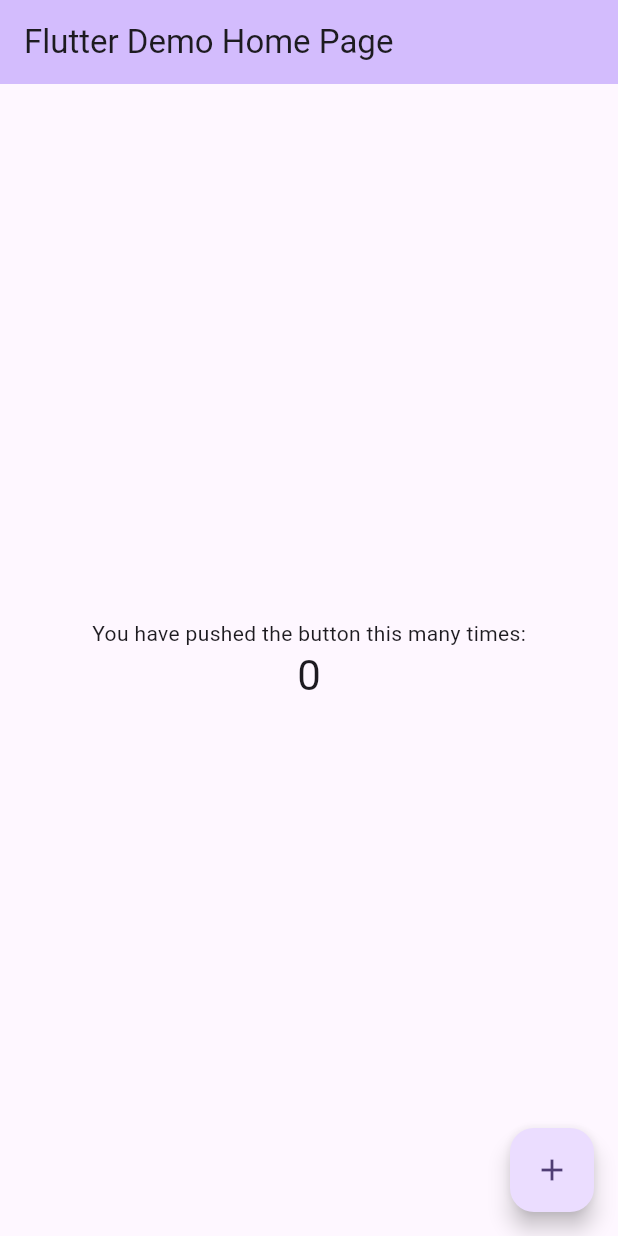
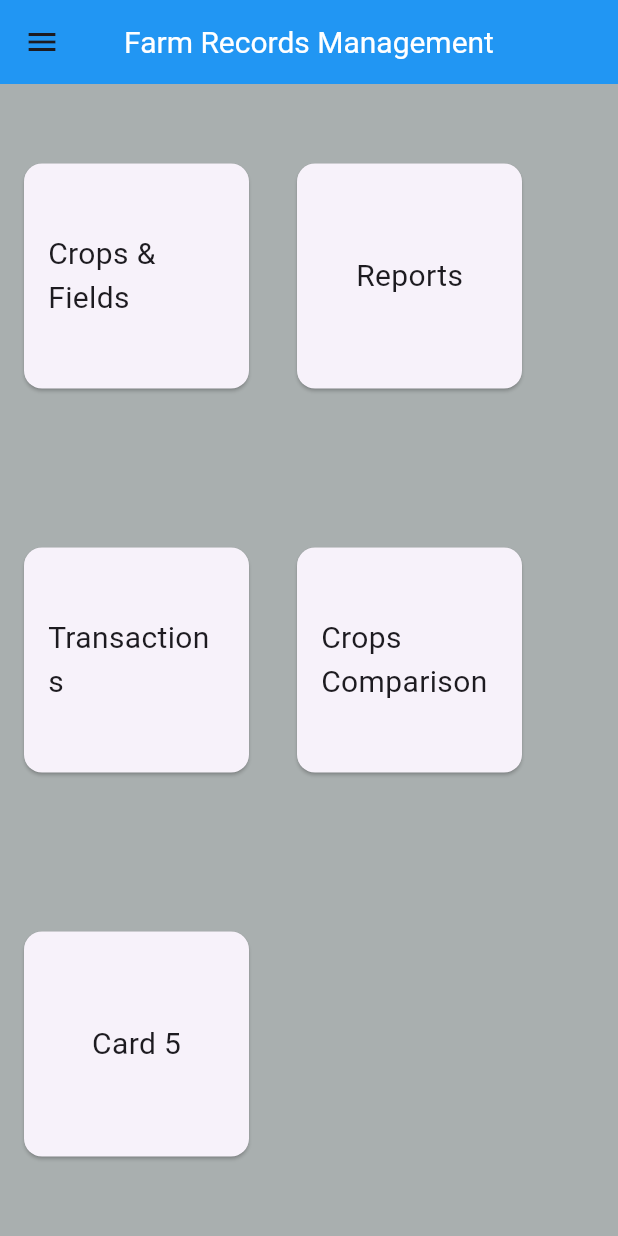
Before and after one commit to bsc-inf-20-19/FarmRecordsManagementSystem, a Flutter app: the screen it shows after launch, on a phone screen of 412 x 824 dp. Run offline on Flutter 3.47's test engine with Material 3 defaults, Android fonts, the phone set to English and light mode, and no system bars.

Commit message:
This is home page of the application

```diff
--- a/farm_records_management_system/lib/main.dart
+++ b/farm_records_management_system/lib/main.dart
@@ -1,125 +1,154 @@
 import 'package:flutter/material.dart';
 
 void main() {
-  runApp(const MyApp());
+  runApp(MyApp());
 }
 
 class MyApp extends StatelessWidget {
-  const MyApp({super.key});
-
-  // This widget is the root of your application.
   @override
   Widget build(BuildContext context) {
-    return MaterialApp(
-      title: 'Flutter Demo',
-      theme: ThemeData(
-        // This is the theme of your application.
-        //
-        // TRY THIS: Try running your application with "flutter run". You'll see
-        // the application has a purple toolbar. Then, without quitting the app,
-        // try changing the seedColor in the colorScheme below to Colors.green
-        // and then invoke "hot reload" (save your changes or press the "hot
-        // reload" button in a Flutter-supported IDE, or press "r" if you used
-        // the command line to start the app).
-        //
-        // Notice that the counter didn't reset back to zero; the application
-        // state is not lost during the reload. To reset the state, use hot
-        // restart instead.
-        //
-        // This works for code too, not just values: Most code changes can be
-        // tested with just a hot reload.
-        colorScheme: ColorScheme.fromSeed(seedColor: Colors.deepPurple),
-        useMaterial3: true,
-      ),
-      home: const MyHomePage(title: 'Flutter Demo Home Page'),
+    return const MaterialApp(
+      home: HomePage(),
+      debugShowCheckedModeBanner: false,
     );
   }
 }
 
-class MyHomePage extends StatefulWidget {
-  const MyHomePage({super.key, required this.title});
+class HomePage extends StatelessWidget {
+  const HomePage({super.key});
 
-  // This widget is the home page of your application. It is stateful, meaning
-  // that it has a State object (defined below) that contains fields that affect
-  // how it looks.
-
-  // This class is the configuration for the state. It holds the values (in this
-  // case the title) provided by the parent (in this case the App widget) and
-  // used by the build method of the State. Fields in a Widget subclass are
-  // always marked "final".
-
-  final String title;
-
-  @override
-  State<MyHomePage> createState() => _MyHomePageState();
-}
-
-class _MyHomePageState extends State<MyHomePage> {
-  int _counter = 0;
-
-  void _incrementCounter() {
-    setState(() {
-      // This call to setState tells the Flutter framework that something has
-      // changed in this State, which causes it to rerun the build method below
-      // so that the display can reflect the updated values. If we changed
-      // _counter without calling setState(), then the build method would not be
-      // called again, and so nothing would appear to happen.
-      _counter++;
-    });
+  void navigateToDetailsPage(BuildContext context, String cardTitle) {
+    Navigator.push(
+      context,
+      MaterialPageRoute(
+        builder: (context) => DetailsPage(cardTitle: cardTitle),
+      ),
+    );
   }
 
   @override
   Widget build(BuildContext context) {
-    // This method is rerun every time setState is called, for instance as done
-    // by the _incrementCounter method above.
-    //
-    // The Flutter framework has been optimized to make rerunning build methods
-    // fast, so that you can just rebuild anything that needs updating rather
-    // than having to individually change instances of widgets.
     return Scaffold(
-      appBar: AppBar(
-        // TRY THIS: Try changing the color here to a specific color (to
-        // Colors.amber, perhaps?) and trigger a hot reload to see the AppBar
-        // change color while the other colors stay the same.
-        backgroundColor: Theme.of(context).colorScheme.inversePrimary,
-        // Here we take the value from the MyHomePage object that was created by
-        // the App.build method, and use it to set our appbar title.
-        title: Text(widget.title),
-      ),
-      body: Center(
-        // Center is a layout widget. It takes a single child and positions it
-        // in the middle of the parent.
-        child: Column(
-          // Column is also a layout widget. It takes a list of children and
-          // arranges them vertically. By default, it sizes itself to fit its
-          // children horizontally, and tries to be as tall as its parent.
-          //
-          // Column has various properties to control how it sizes itself and
-          // how it positions its children. Here we use mainAxisAlignment to
-          // center the children vertically; the main axis here is the vertical
-          // axis because Columns are vertical (the cross axis would be
-          // horizontal).
-          //
-          // TRY THIS: Invoke "debug painting" (choose the "Toggle Debug Paint"
-          // action in the IDE, or press "p" in the console), to see the
-          // wireframe for each widget.
-          mainAxisAlignment: MainAxisAlignment.center,
-          children: <Widget>[
-            const Text(
-              'You have pushed the button this many times:',
+        drawer: Container(alignment: Alignment.topLeft, color: Colors.white, height: 250,),
+        backgroundColor: const Color.fromARGB(
+            255, 169, 175, 175), // Change background color here
+        appBar: AppBar(
+          backgroundColor: Colors.blue, // Change background color here
+          title: const Text('Farm Records Management'),
+          titleTextStyle:
+              const TextStyle(fontStyle: FontStyle.normal, fontSize: 20),
+          centerTitle: true,
+        ),
+        body:  Center(
+          child: Column(
+           mainAxisAlignment: MainAxisAlignment.start,
+            children: [
+              Expanded(
+                child: Row(
+                  children: [
+                    CardItem(
+                        title: 'Crops & Fields',
+                        onTap: () {
+                         Navigator.push(context, MaterialPageRoute(
+                           builder: (context) =>const DetailsPage(cardTitle: 'First Card'),
+                  ),
+                );
+              },
             ),
-            Text(
-              '$_counter',
-              style: Theme.of(context).textTheme.headlineMedium,
+                    CardItem(
+                        title: 'Reports',
+                        onTap: () {
+                          navigateToDetailsPage(context, 'reports');
+                        })
+                  ],
+                ),
+              ),
+              Expanded(
+                child: Row(
+                  children: [
+                    CardItem(
+                      title: 'Transactions',
+                      onTap: () {
+                        navigateToDetailsPage(context, 'Card 1');
+                      },
+                    ),
+                    CardItem(
+                      title: 'Crops Comparison',
+                      onTap: () {
+                        navigateToDetailsPage(context, 'Card 2');
+                      },
+                    ),
+                  ],
+                ),
+              ),
+              Expanded(
+                child: Row(
+                  children: [
+                    CardItem(
+                      title: 'Card 5',
+                      onTap: () {
+                        navigateToDetailsPage(context, 'Card 2');
+                      },
+                    ),
+                  ],
+                ),
+              ),
+            ],
+          ),
+        ));
+  }
+}
+
+
+class CardItem extends StatelessWidget {
+  final String title;
+  final VoidCallback onTap;
+
+  const CardItem({super.key, required this.title, required this.onTap});
+
+  @override
+  Widget build(BuildContext context) {
+    return Card(
+      margin: const EdgeInsets.all(16.0),
+      child: InkWell(
+        onTap: onTap,
+        // () {
+        //   // Add your onTap logic here
+        // },
+        child: Container(
+          padding: const EdgeInsets.all(16.0),
+          height: 150,
+          width: 150,
+          alignment: Alignment.bottomRight,
+          child: Center(
+            child: Text(
+              title,
+              style: const TextStyle(fontSize: 20.0),
             ),
-          ],
+          ),
         ),
       ),
-      floatingActionButton: FloatingActionButton(
-        onPressed: _incrementCounter,
-        tooltip: 'Increment',
-        child: const Icon(Icons.add),
-      ), // This trailing comma makes auto-formatting nicer for build methods.
     );
   }
 }
+
+class DetailsPage extends StatelessWidget {
+  final String cardTitle;
+
+  const DetailsPage({super.key, required this.cardTitle});
+
+  @override
+  Widget build(BuildContext context) {
+    return Scaffold(
+      appBar: AppBar(
+        title: Text('Details for $cardTitle'),
+      ),
+      body: Center(
+        child: Text(
+          'Details for $cardTitle will be shown here.',
+          style:const TextStyle(fontSize: 24),
+        ),
+      ),
+    );
+  }
+}
```
Also changed, not shown: farm_records_management_system/lib/Pages/home.dart (added).
